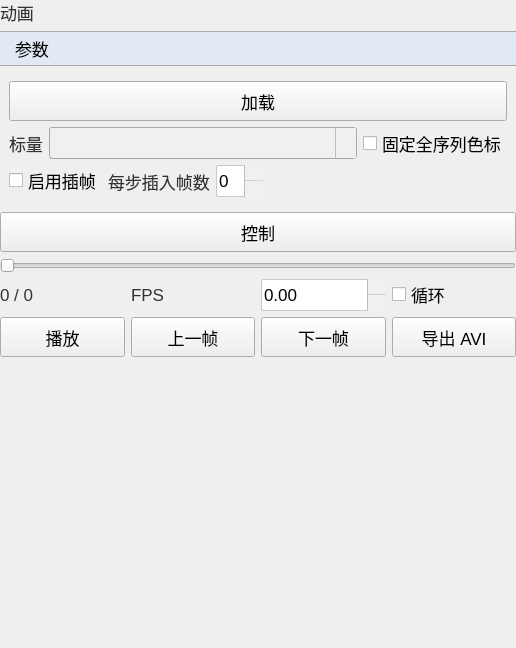
Before: the Qt Designer form plugins/Base_PostProcessing/AnimationAviWidget.ui in asd977/base_cae, drawn with Qt 5.
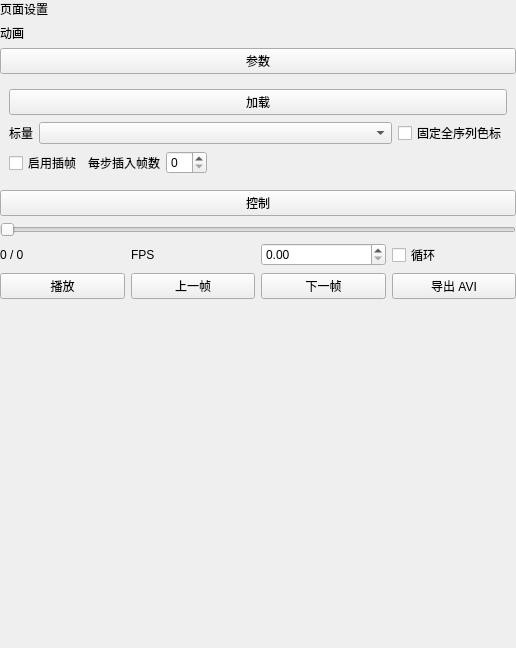
After: the same form once the commit is applied. Icons and pictures are not drawn.

Commit message: fix(ui): place verticalSpacer at page root layout end

Patch:
```diff
--- a/plugins/Base_PostProcessing/AnimationAviWidget.ui
+++ b/plugins/Base_PostProcessing/AnimationAviWidget.ui
@@ -9,103 +9,6 @@
     <width>516</width>
     <height>648</height>
    </rect>
-  </property>  <property name="styleSheet">
-   <string notr="true">QWidget{
-font-family: &quot;Microsoft YaHei&quot;, &quot;微软雅黑&quot;;
-}
-QPushButton {
-    font-size: 17px;
-    min-height: 32px;
-}
-QPushButton#pushButton {
-    background-color: rgb(224, 233, 244);
-    border-width: 1px;
-    border-color: rgb(121, 121, 121);
-    border-style: solid;
-    min-height: 33px;
-    border-top: 1px solid rgb(169, 169, 169);
-    border-bottom: 1px solid rgb(169, 169, 169);
-    border-left: none;
-    border-right: none;
-    text-align: left;
-    padding-left: 15px;
-    font-size: 17px;
-}
-QLabel {
-    font-size: 17px;
-    color: rgb(51, 51, 51);
-}
-QLabel#pageNameLabel {
-    font-size: 20px;
-    padding-left: 9px;
-    color: rgb(53, 103, 147);
-}
-QLineEdit, QTextEdit, QPlainTextEdit, QSpinBox, QDoubleSpinBox, QDateTimeEdit {
-    border: 1px solid rgb(200, 200, 200);
-    border-radius: 2px;
-    font-size: 17px;
-    min-height: 30px;
-}
-QLineEdit:focus, QTextEdit:focus, QPlainTextEdit:focus,
-QSpinBox:focus, QDoubleSpinBox:focus, QDateTimeEdit:focus {
-    border-color: rgb(100, 100, 255);
-    outline: none;
-}
-QComboBox {
-    font-size: 17px;
-    color: rgb(51, 51, 51);
-    padding-left: 6px;
-    background: rgb(240, 240, 240);
-    border: 1px solid rgb(169, 169, 169);
-    border-radius: 3px;
-    min-height: 30px;
-}
-QComboBox::drop-down {
-    subcontrol-origin: padding;
-    subcontrol-position: top right;
-    width: 20px;
-    background: rgb(240, 240, 240);
-    border-left: 1px solid rgb(190, 190, 190);
-}
-QComboBox::down-arrow {
-    image: url(:/resources/arrow_down_drawn.svg);
-    width: 12px;
-    height: 12px;
-}
-QSpinBox::up-button, QDoubleSpinBox::up-button {
-    subcontrol-origin: border;
-    subcontrol-position: top right;
-    width: 18px;
-    border-left: 1px solid rgb(190, 190, 190);
-    border-bottom: 1px solid rgb(210, 210, 210);
-    background: rgb(240, 240, 240);
-}
-QSpinBox::down-button, QDoubleSpinBox::down-button {
-    subcontrol-origin: border;
-    subcontrol-position: bottom right;
-    width: 18px;
-    border-left: 1px solid rgb(190, 190, 190);
-    background: rgb(240, 240, 240);
-}
-QSpinBox::up-arrow, QDoubleSpinBox::up-arrow {
-    image: url(:/resources/arrow_up_drawn.svg);
-    width: 10px;
-    height: 10px;
-}
-QSpinBox::down-arrow, QDoubleSpinBox::down-arrow {
-    image: url(:/resources/arrow_down_drawn.svg);
-    width: 10px;
-    height: 10px;
-}
-QRadioButton, QCheckBox, QGroupBox {
-    font-size: 17px;
-}
-QTableWidget, QTreeWidget, QListWidget {
-    font-size: 16px;
-    gridline-color: rgb(210, 210, 210);
-}
-
-</string>
   </property>
 
   <layout class="QVBoxLayout" name="verticalLayout">
@@ -124,7 +27,14 @@
    <property name="bottomMargin">
     <number>0</number>
    </property>
-   <item>
+      <item>
+    <widget class="QLabel" name="pageNameLabel">
+     <property name="text">
+      <string>页面设置</string>
+     </property>
+    </widget>
+   </item>
+<item>
     <widget class="QLabel" name="label">
      <property name="text">
       <string>动画</string>
```
Left out of the diff: 10 changed lines with no effect on the pictures. The commit also changes 45 other files.
